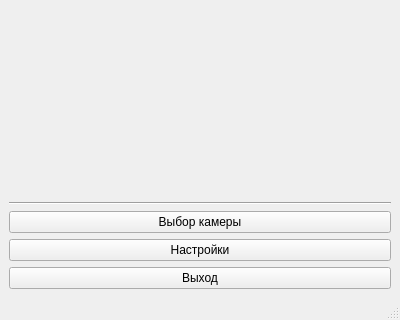
Above: ui files/main_window.ui from MilkaDVP/video-emotion-recognition before the change. Below: the same form after it.
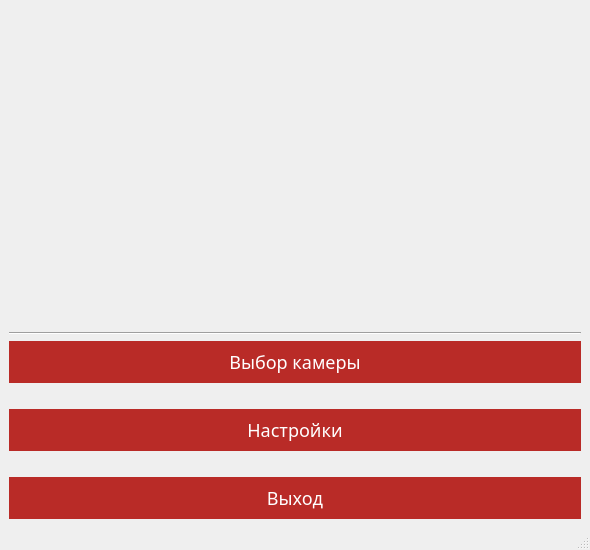
That is the form after the change. Icons and pictures are not drawn.

Patch:
```diff
--- a/ui files/main_window.ui
+++ b/ui files/main_window.ui
@@ -6,22 +6,48 @@
    <rect>
     <x>0</x>
     <y>0</y>
-    <width>400</width>
-    <height>320</height>
+    <width>590</width>
+    <height>550</height>
    </rect>
   </property>
   <property name="windowTitle">
    <string>MainWindow</string>
   </property>
+  <property name="styleSheet">
+   <string>
+       MainWindow {
+    background-color: white;
+}
+
+QPushButton {
+    font-family: &quot;RussianRail G Pro Medium&quot;;
+    font-size: 18px;
+    color: white;
+    background-color: #B92B27; /* Pantone 1795C */
+    border: none;
+    padding: 8px 16px;
+}
+
+QPushButton:hover {
+    background-color: #FF5956; /* Lighter shade of Pantone 1795C */
+}
+
+QLabel#rzhd_image {
+    align: center;
+}
+
+Line {
+    background-color: #B92B27; /* Pantone 1795C */
+    height: 1px;
+}
+
+#settings_button, #exit_button {
+    margin-top: 20px;
+}
+   </string>
+  </property>
   <widget class="QWidget" name="centralwidget">
    <layout class="QGridLayout" name="gridLayout">
-    <item row="3" column="0">
-     <widget class="QPushButton" name="settings_button">
-      <property name="text">
-       <string>Настройки</string>
-      </property>
-     </widget>
-    </item>
     <item row="2" column="0">
      <widget class="QPushButton" name="camera_button">
       <property name="sizePolicy">
@@ -30,6 +56,18 @@
         <verstretch>0</verstretch>
        </sizepolicy>
       </property>
+      <property name="font">
+       <font>
+        <family>RussianRail G Pro Medium</family>
+        <pointsize>-1</pointsize>
+       </font>
+      </property>
+      <property name="toolTipDuration">
+       <number>1</number>
+      </property>
+      <property name="styleSheet">
+       <string notr="true"/>
+      </property>
       <property name="text">
        <string>Выбор камеры</string>
       </property>
@@ -44,21 +82,40 @@
     </item>
     <item row="4" column="0">
      <widget class="QPushButton" name="exit_button">
+      <property name="enabled">
+       <bool>true</bool>
+      </property>
+      <property name="font">
+       <font>
+        <family>RussianRail G Pro Medium</family>
+        <pointsize>-1</pointsize>
+       </font>
+      </property>
       <property name="text">
        <string>Выход</string>
       </property>
      </widget>
     </item>
+    <item row="3" column="0">
+     <widget class="QPushButton" name="settings_button">
+      <property name="font">
+       <font>
+        <family>RussianRail G Pro Medium</family>
+        <pointsize>-1</pointsize>
+       </font>
+      </property>
+      <property name="text">
+       <string>Настройки</string>
+      </property>
+     </widget>
+    </item>
     <item row="0" column="0">
-     <widget class="QLabel" name="rzhd_image">
+     <widget class="QLabel" name="label">
       <property name="text">
        <string/>
       </property>
       <property name="pixmap">
-       <pixmap>../images/rzhd_logo.png</pixmap>
-      </property>
-      <property name="alignment">
-       <set>Qt::AlignCenter</set>
+       <pixmap>../images/Logo_white.png</pixmap>
       </property>
      </widget>
     </item>
@@ -69,7 +126,7 @@
     <rect>
      <x>0</x>
      <y>0</y>
-     <width>400</width>
+     <width>608</width>
      <height>21</height>
     </rect>
    </property>
```
